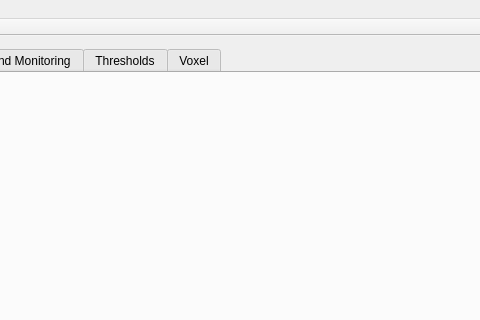
Qt form SpidrMpx3Eq/mpx3gui.ui (navrit/dexter) before a commit; both pictures show x 308 to 788 and y 0 to 320 of the 1086 by 626 pixel window.
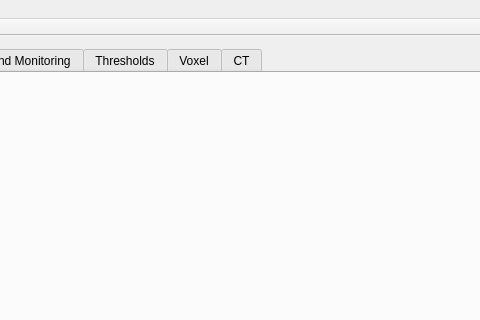
The same form after that commit. Custom widgets are drawn as their Qt base class.

Patch:
```diff
--- a/SpidrMpx3Eq/mpx3gui.ui
+++ b/SpidrMpx3Eq/mpx3gui.ui
@@ -59,6 +59,11 @@
         <string>Voxel</string>
        </attribute>
       </widget>
+      <widget class="QCstmCT" name="ctTab">
+       <attribute name="title">
+        <string>CT</string>
+       </attribute>
+      </widget>
      </widget>
     </item>
    </layout>
@@ -238,6 +243,12 @@
    <header>qcstmconfigmonitoring.h</header>
    <container>1</container>
   </customwidget>
+  <customwidget>
+   <class>QCstmCT</class>
+   <extends>QWidget</extends>
+   <header>qcstmct.h</header>
+   <container>1</container>
+  </customwidget>
  </customwidgets>
  <resources/>
  <connections/>
```
